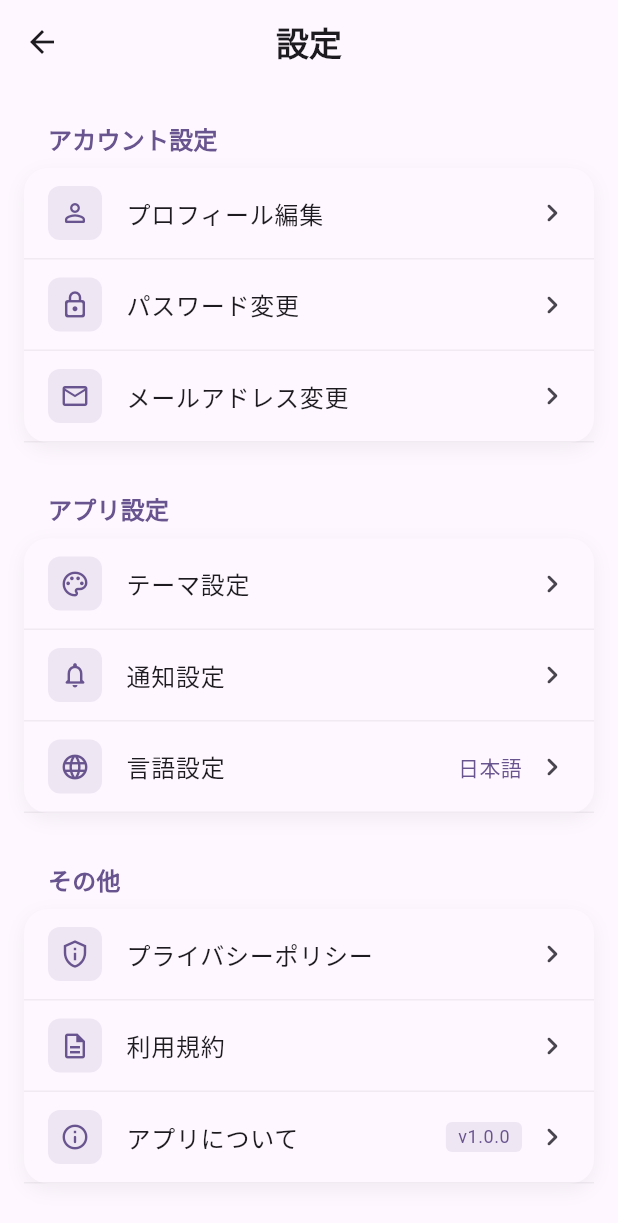
After one commit to Koichi5/cursor_agent_sample, a Flutter app: the SettingsPage screen opened directly, on a phone screen of 412 x 824 dp. The commit adds this screen. Shown: the top 1223 px of the screen. Run offline on Flutter 3.47's test engine with Material 3 defaults, Android fonts, the phone set to English and light mode, and no system bars.

Commit message:
feat: Add settings page with Golden Test

```diff
--- a/lib/main.dart
+++ b/lib/main.dart
@@ -1,6 +1,7 @@
 import 'package:flutter/material.dart';
 import 'package:cursor_agent_sample/views/my_home_page/my_home_page.dart';
 import 'package:cursor_agent_sample/views/profile_page/profile_page.dart';
+import 'package:cursor_agent_sample/views/settings_page/settings_page.dart';
 
 void main() {
   runApp(const MyApp());
@@ -42,6 +43,7 @@ class _RootPageState extends State<RootPage> {
   final List<Widget> _pages = [
     const MyHomePage(title: 'Flutter Demo'),
     const ProfilePage(title: 'プロフィール'),
+    const SettingsPage(title: '設定'),
   ];
 
   @override
@@ -79,6 +81,17 @@ class _RootPageState extends State<RootPage> {
             ),
             label: 'プロフィール',
           ),
+          NavigationDestination(
+            icon: Icon(
+              Icons.settings_outlined,
+              color: theme.colorScheme.onSurfaceVariant,
+            ),
+            selectedIcon: Icon(
+              Icons.settings_rounded,
+              color: theme.colorScheme.onSecondaryContainer,
+            ),
+            label: '設定',
+          ),
         ],
       ),
     );
--- /dev/null
+++ b/lib/views/settings_page/settings_page.dart
@@ -0,0 +1,228 @@
+import 'package:flutter/material.dart';
+
+class SettingsPage extends StatelessWidget {
+  const SettingsPage({super.key, required this.title});
+  final String title;
+
+  @override
+  Widget build(BuildContext context) {
+    final theme = Theme.of(context);
+    return Scaffold(
+      appBar: AppBar(
+        backgroundColor: theme.colorScheme.surface,
+        title: Text(
+          title,
+          style: TextStyle(
+            color: theme.colorScheme.onSurface,
+            fontWeight: FontWeight.bold,
+          ),
+        ),
+        centerTitle: true,
+        elevation: 0,
+      ),
+      body: ListView(
+        padding: const EdgeInsets.all(16.0),
+        children: [
+          _buildSection(
+            context,
+            'アカウント設定',
+            [
+              _buildSettingTile(
+                context,
+                'プロフィール編集',
+                Icons.person_outline_rounded,
+                onTap: () {},
+              ),
+              _buildSettingTile(
+                context,
+                'パスワード変更',
+                Icons.lock_outline_rounded,
+                onTap: () {},
+              ),
+              _buildSettingTile(
+                context,
+                'メールアドレス変更',
+                Icons.email_outlined,
+                onTap: () {},
+              ),
+            ],
+          ),
+          const SizedBox(height: 24),
+          _buildSection(
+            context,
+            'アプリ設定',
+            [
+              _buildSettingTile(
+                context,
+                'テーマ設定',
+                Icons.palette_outlined,
+                onTap: () {},
+              ),
+              _buildSettingTile(
+                context,
+                '通知設定',
+                Icons.notifications_none_rounded,
+                onTap: () {},
+              ),
+              _buildSettingTile(
+                context,
+                '言語設定',
+                Icons.language_rounded,
+                trailing: Text(
+                  '日本語',
+                  style: theme.textTheme.bodyMedium?.copyWith(
+                    color: theme.colorScheme.primary,
+                  ),
+                ),
+                onTap: () {},
+              ),
+            ],
+          ),
+          const SizedBox(height: 24),
+          _buildSection(
+            context,
+            'その他',
+            [
+              _buildSettingTile(
+                context,
+                'プライバシーポリシー',
+                Icons.privacy_tip_outlined,
+                onTap: () {},
+              ),
+              _buildSettingTile(
+                context,
+                '利用規約',
+                Icons.description_outlined,
+                onTap: () {},
+              ),
+              _buildSettingTile(
+                context,
+                'アプリについて',
+                Icons.info_outline_rounded,
+                trailing: Container(
+                  padding: const EdgeInsets.symmetric(
+                    horizontal: 8,
+                    vertical: 2,
+                  ),
+                  decoration: BoxDecoration(
+                    color: theme.colorScheme.primary.withOpacity(0.1),
+                    borderRadius: BorderRadius.circular(4),
+                  ),
+                  child: Text(
+                    'v1.0.0',
+                    style: theme.textTheme.bodySmall?.copyWith(
+                      color: theme.colorScheme.primary,
+                    ),
+                  ),
+                ),
+                onTap: () {},
+              ),
+            ],
+          ),
+        ],
+      ),
+    );
+  }
+
+  Widget _buildSection(
+    BuildContext context,
+    String title,
+    List<Widget> children,
+  ) {
+    final theme = Theme.of(context);
+    return Column(
+      crossAxisAlignment: CrossAxisAlignment.start,
+      children: [
+        Padding(
+          padding: const EdgeInsets.symmetric(
+            horizontal: 16,
+            vertical: 8,
+          ),
+          child: Text(
+            title,
+            style: theme.textTheme.titleMedium?.copyWith(
+              color: theme.colorScheme.primary,
+              fontWeight: FontWeight.bold,
+            ),
+          ),
+        ),
+        Container(
+          decoration: BoxDecoration(
+            color: theme.colorScheme.surface,
+            borderRadius: BorderRadius.circular(16),
+            boxShadow: [
+              BoxShadow(
+                color: theme.colorScheme.shadow.withOpacity(0.05),
+                blurRadius: 10,
+                offset: const Offset(0, 4),
+              ),
+            ],
+          ),
+          child: Column(
+            children: children,
+          ),
+        ),
+      ],
+    );
+  }
+
+  Widget _buildSettingTile(
+    BuildContext context,
+    String title,
+    IconData icon, {
+    Widget? trailing,
+    required VoidCallback onTap,
+  }) {
+    final theme = Theme.of(context);
+    return InkWell(
+      onTap: onTap,
+      child: Container(
+        padding: const EdgeInsets.symmetric(
+          horizontal: 16,
+          vertical: 12,
+        ),
+        decoration: BoxDecoration(
+          border: Border(
+            bottom: BorderSide(
+              color: theme.colorScheme.outline.withOpacity(0.1),
+            ),
+          ),
+        ),
+        child: Row(
+          children: [
+            Container(
+              padding: const EdgeInsets.all(8),
+              decoration: BoxDecoration(
+                color: theme.colorScheme.primary.withOpacity(0.1),
+                borderRadius: BorderRadius.circular(8),
+              ),
+              child: Icon(
+                icon,
+                color: theme.colorScheme.primary,
+                size: 20,
+              ),
+            ),
+            const SizedBox(width: 16),
+            Expanded(
+              child: Text(
+                title,
+                style: theme.textTheme.bodyLarge?.copyWith(
+                  color: theme.colorScheme.onSurface,
+                ),
+              ),
+            ),
+            if (trailing != null) ...[
+              const SizedBox(width: 8),
+              trailing,
+            ],
+            const SizedBox(width: 8),
+            Icon(
+              Icons.chevron_right_rounded,
+              color: theme.colorScheme.onSurfaceVariant,
+            ),
+          ],
+        ),
+      ),
+    );
+  }
+}
```
Also changed, not shown: 1 other file.
